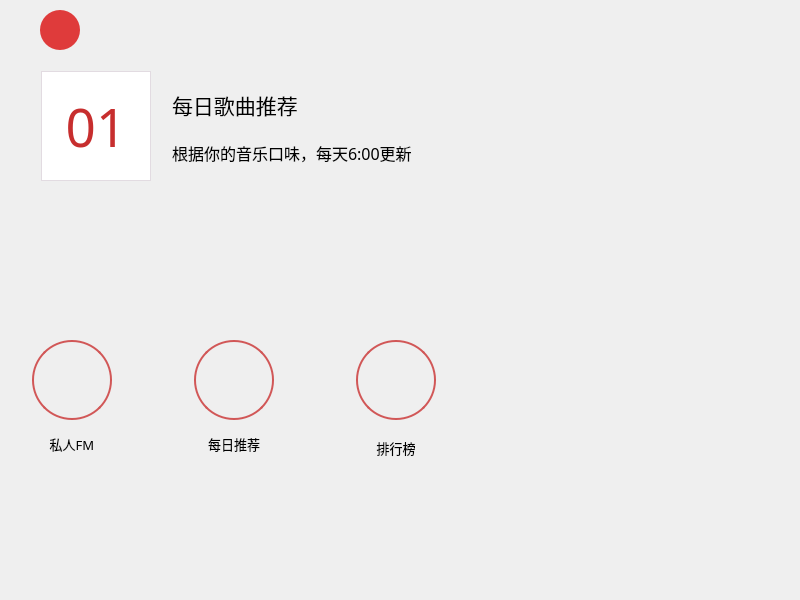
First picture: the form in findwindow.ui, repository cuncinc/CloudMusic_Qt, before the edit.
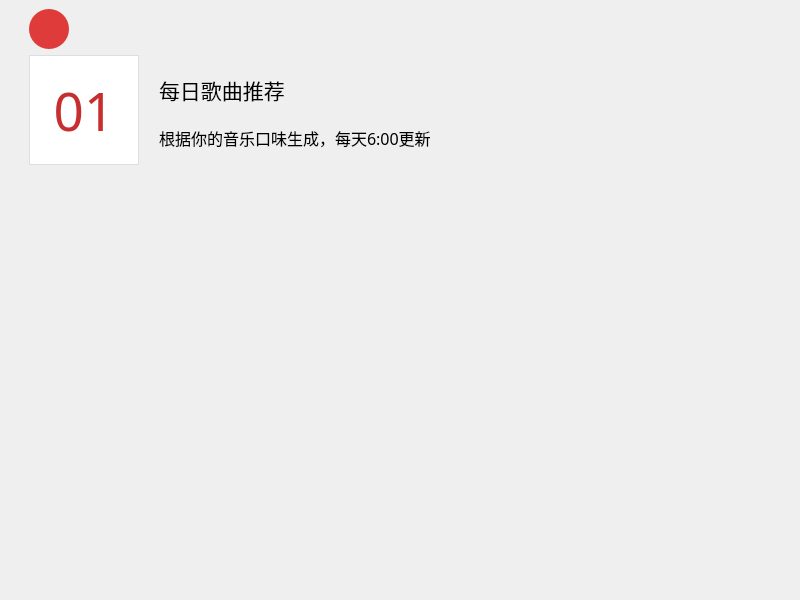
Second picture: the form after the edit. Icons and pictures are not drawn.

```diff
--- a/findwindow.ui
+++ b/findwindow.ui
@@ -18,7 +18,7 @@
     <number>0</number>
    </property>
    <property name="leftMargin">
-    <number>0</number>
+    <number>20</number>
    </property>
    <property name="topMargin">
     <number>0</number>
@@ -34,19 +34,69 @@
      <property name="visible">
       <bool>true</bool>
      </property>
-     <widget class="QWidget" name="layoutWidget">
-      <property name="geometry">
-       <rect>
-        <x>40</x>
-        <y>70</y>
-        <width>454</width>
-        <height>112</height>
-       </rect>
-      </property>
+     <layout class="QVBoxLayout" name="verticalLayout_6">
+      <item>
+       <widget class="QPushButton" name="returnButton">
+        <property name="minimumSize">
+         <size>
+          <width>40</width>
+          <height>40</height>
+         </size>
+        </property>
+        <property name="maximumSize">
+         <size>
+          <width>40</width>
+          <height>40</height>
+         </size>
+        </property>
+        <property name="styleSheet">
+         <string notr="true">QPushButton {background-color: rgb(223, 59, 59);
+border-radius: 20px;}
+
+QPushButton:pressed {background-color:#BC2F2D}</string>
+        </property>
+        <property name="text">
+         <string/>
+        </property>
+        <property name="icon">
+         <iconset resource="res.qrc">
+          <normaloff>:/icon/icon_return</normaloff>:/icon/icon_return</iconset>
+        </property>
+        <property name="iconSize">
+         <size>
+          <width>30</width>
+          <height>30</height>
+         </size>
+        </property>
+        <property name="autoDefault">
+         <bool>false</bool>
+        </property>
+        <property name="default">
+         <bool>false</bool>
+        </property>
+        <property name="flat">
+         <bool>false</bool>
+        </property>
+       </widget>
+      </item>
+      <item>
+       <widget class="QWidget" name="widget" native="true">
       <layout class="QHBoxLayout" name="horizontalLayout_2">
        <property name="spacing">
         <number>20</number>
        </property>
+         <property name="leftMargin">
+          <number>0</number>
+         </property>
+         <property name="topMargin">
+          <number>0</number>
+         </property>
+         <property name="rightMargin">
+          <number>0</number>
+         </property>
+         <property name="bottomMargin">
+          <number>0</number>
+         </property>
        <item>
         <widget class="QLabel" name="dateLabel">
          <property name="minimumSize">
@@ -117,13 +167,13 @@
           <widget class="QLabel" name="label_5">
            <property name="minimumSize">
             <size>
-             <width>320</width>
+               <width>350</width>
              <height>25</height>
             </size>
            </property>
            <property name="maximumSize">
             <size>
-             <width>320</width>
+               <width>350</width>
              <height>25</height>
             </size>
            </property>
@@ -137,7 +187,7 @@
             <number>1</number>
            </property>
            <property name="text">
-            <string>根据你的音乐口味，每天6:00更新</string>
+              <string>根据你的音乐口味生成，每天6:00更新</string>
            </property>
            <property name="wordWrap">
             <bool>true</bool>
@@ -146,52 +196,115 @@
          </item>
         </layout>
        </item>
-      </layout>
-     </widget>
-     <widget class="QPushButton" name="returnButton">
-      <property name="geometry">
-       <rect>
-        <x>40</x>
-        <y>10</y>
-        <width>40</width>
-        <height>40</height>
-       </rect>
-      </property>
-      <property name="minimumSize">
+         <item>
+          <spacer name="horizontalSpacer">
+           <property name="orientation">
+            <enum>Qt::Horizontal</enum>
+           </property>
+           <property name="sizeHint" stdset="0">
        <size>
         <width>40</width>
-        <height>40</height>
-       </size>
+             <height>20</height>
+            </size>
+           </property>
+          </spacer>
+         </item>
+        </layout>
+       </widget>
+      </item>
+      <item>
+       <widget class="QTableView" name="tableView">
+        <property name="font">
+         <font>
+          <family>Microsoft YaHei</family>
+          <pointsize>12</pointsize>
+         </font>
       </property>
       <property name="styleSheet">
-       <string notr="true">QPushButton {background-color: rgb(223, 59, 59);
-border-radius: 20px;}
+         <string notr="true">QTableView
+{	
+	background-color: rgba(255, 255, 255, 0);
+}
 
-QPushButton:pressed {background-color:#BC2F2D}</string>
-      </property>
-      <property name="text">
-       <string/>
-      </property>
-      <property name="icon">
-       <iconset resource="res.qrc">
-        <normaloff>:/icon/icon_return</normaloff>:/icon/icon_return</iconset>
-      </property>
-      <property name="iconSize">
-       <size>
-        <width>30</width>
-        <height>30</height>
-       </size>
-      </property>
-      <property name="autoDefault">
-       <bool>false</bool>
-      </property>
-      <property name="default">
-       <bool>false</bool>
-      </property>
-      <property name="flat">
+QTableView::item
+{
+	padding-left: 20px;
+    padding-right: 20px;
+	border: none;
+}
+
+QTableView::item::selected
+{
+	background-color: #E8E8EA;
+	color: #000000;
+}
+
+QScrollBar:vertical {
+	width: 10px;
+	background: transparent;
+}
+
+QScrollBar::handle:vertical {
+	width: 10px;
+	min-height: 20px;
+	background: #C8C9CC;
+	border-radius: 5px;
+}
+QScrollBar::handle:vertical:hover {
+        background: #ADAFB2;
+}
+
+QScrollBar::sub-line:vertical {
+        height: 0px;
+        background: transparent;
+}
+QScrollBar::add-line:vertical {
+        height: 0px;
+        background: transparent;
+}</string>
+        </property>
+        <property name="frameShape">
+         <enum>QFrame::NoFrame</enum>
+        </property>
+        <property name="horizontalScrollBarPolicy">
+         <enum>Qt::ScrollBarAlwaysOff</enum>
+        </property>
+        <property name="editTriggers">
+         <set>QAbstractItemView::NoEditTriggers</set>
+        </property>
+        <property name="alternatingRowColors">
+         <bool>true</bool>
+        </property>
+        <property name="selectionMode">
+         <enum>QAbstractItemView::SingleSelection</enum>
+        </property>
+        <property name="selectionBehavior">
+         <enum>QAbstractItemView::SelectRows</enum>
+        </property>
+        <property name="showGrid">
        <bool>false</bool>
       </property>
-     </widget>
+        <property name="gridStyle">
+         <enum>Qt::NoPen</enum>
+        </property>
+        <attribute name="horizontalHeaderVisible">
+         <bool>false</bool>
+        </attribute>
+        <attribute name="horizontalHeaderCascadingSectionResizes">
+         <bool>false</bool>
+        </attribute>
+        <attribute name="horizontalHeaderDefaultSectionSize">
+         <number>125</number>
+        </attribute>
+        <attribute name="verticalHeaderVisible">
+         <bool>false</bool>
+        </attribute>
+        <attribute name="verticalHeaderDefaultSectionSize">
+         <number>55</number>
+        </attribute>
+       </widget>
+      </item>
+     </layout>
     </widget>
    </item>
    <item>
```
Left out of the diff: 2 changed lines with no effect on the pictures. Lines whose indentation alone changed are shown as unchanged.
